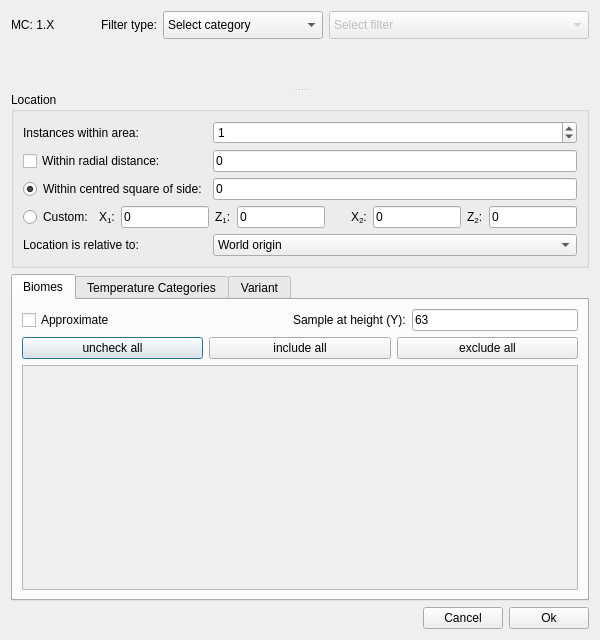
Qt form src/filterdialog.ui (Cubitect/cubiomes-viewer) before a commit.
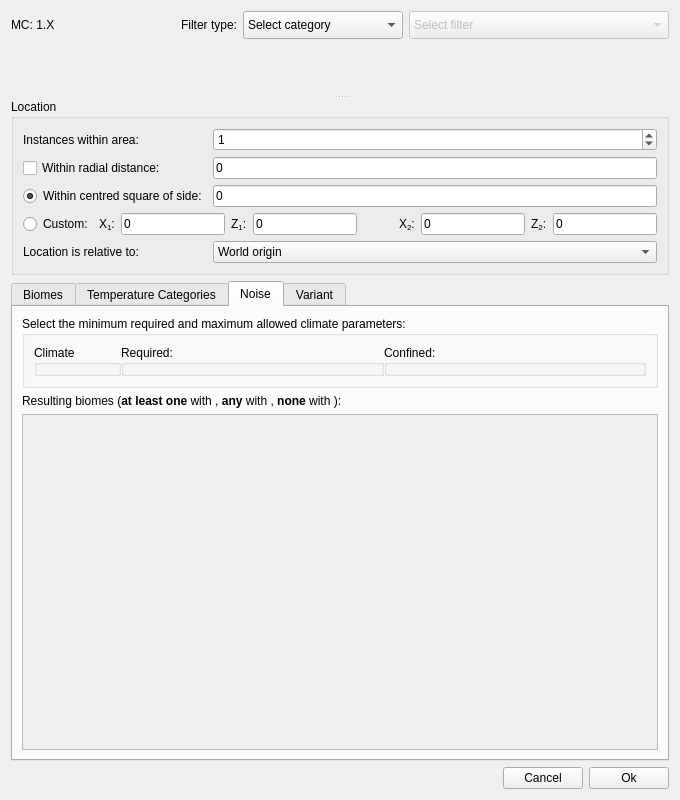
The same form after that commit. The open tabs and pages were chosen to show the change. Icons and pictures are not drawn. Custom widgets are drawn as their Qt base class.

Commit message: Added climate noise filter 1) added climate noise filter    (this should have the potential for much faster biome searches for 1.18) 2) fixed incorrect center for biome conditions on first search pass 3) fixed some saving/loading issues

Diff of the .ui file:
```diff
--- a/src/filterdialog.ui
+++ b/src/filterdialog.ui
@@ -6,8 +6,8 @@
    <rect>
     <x>0</x>
     <y>0</y>
-    <width>600</width>
-    <height>640</height>
+    <width>680</width>
+    <height>800</height>
    </rect>
   </property>
   <property name="windowTitle">
@@ -393,8 +393,8 @@
                <rect>
                 <x>0</x>
                 <y>0</y>
-                <width>560</width>
-                <height>208</height>
+                <width>640</width>
+                <height>362</height>
                </rect>
               </property>
               <layout class="QVBoxLayout" name="verticalLayout_2">
@@ -478,6 +478,147 @@
            </item>
           </layout>
          </widget>
+         <widget class="QWidget" name="tabNoise">
+          <attribute name="title">
+           <string>Noise</string>
+          </attribute>
+          <layout class="QGridLayout" name="gridLayout_8">
+           <item row="1" column="0">
+            <widget class="QLabel" name="label_10">
+             <property name="text">
+              <string>&lt;html&gt;&lt;head/&gt;&lt;body&gt;&lt;p&gt;Resulting biomes (&lt;span style=&quot; font-weight:600;&quot;&gt;at least one&lt;/span&gt; with &lt;img src=&quot;:/icons/check1.png&quot;/&gt;, &lt;span style=&quot; font-weight:600;&quot;&gt;any&lt;/span&gt; with &lt;img src=&quot;:/icons/check0.png&quot;/&gt;, &lt;span style=&quot; font-weight:600;&quot;&gt;none&lt;/span&gt; with &lt;img src=&quot;:/icons/check2.png&quot;/&gt;):&lt;/p&gt;&lt;/body&gt;&lt;/html&gt;</string>
+             </property>
+            </widget>
+           </item>
+           <item row="0" column="0">
+            <widget class="QGroupBox" name="groupBox">
+             <property name="title">
+              <string>Select the minimum required and maximum allowed climate parameters:</string>
+             </property>
+             <layout class="QGridLayout" name="gridLayout_6">
+              <property name="spacing">
+               <number>0</number>
+              </property>
+              <item row="0" column="1" colspan="3">
+               <widget class="QGroupBox" name="groupBox_2">
+                <property name="toolTip">
+                 <string>&lt;html&gt;&lt;head/&gt;&lt;body&gt;&lt;p&gt;The climate has to enter the required range&lt;/p&gt;&lt;p&gt;With the &lt;span style=&quot; font-style:italic;&quot;&gt;complete&lt;/span&gt; modifier, the entire range must be covered&lt;/p&gt;&lt;/body&gt;&lt;/html&gt;</string>
+                </property>
+                <property name="title">
+                 <string>Required:</string>
+                </property>
+                <layout class="QGridLayout" name="gridLayout_11">
+                 <property name="leftMargin">
+                  <number>0</number>
+                 </property>
+                 <property name="topMargin">
+                  <number>8</number>
+                 </property>
+                 <property name="rightMargin">
+                  <number>0</number>
+                 </property>
+                 <property name="bottomMargin">
+                  <number>0</number>
+                 </property>
+                 <item row="0" column="0">
+                  <layout class="QGridLayout" name="gridNoiseRequired">
+                   <property name="spacing">
+                    <number>0</number>
+                   </property>
+                  </layout>
+                 </item>
+                </layout>
+               </widget>
+              </item>
+              <item row="0" column="0">
+               <widget class="QGroupBox" name="groupBox_4">
+                <property name="title">
+                 <string>Climate</string>
+                </property>
+                <layout class="QGridLayout" name="gridLayout_14">
+                 <property name="leftMargin">
+                  <number>0</number>
+                 </property>
+                 <property name="topMargin">
+                  <number>8</number>
+                 </property>
+                 <property name="rightMargin">
+                  <number>0</number>
+                 </property>
+                 <property name="bottomMargin">
+                  <number>0</number>
+                 </property>
+                 <item row="0" column="0">
+                  <layout class="QGridLayout" name="gridNoiseName">
+                   <property name="spacing">
+                    <number>0</number>
+                   </property>
+                  </layout>
+                 </item>
+                </layout>
+               </widget>
+              </item>
+              <item row="0" column="4" colspan="3">
+               <widget class="QGroupBox" name="groupBox_3">
+                <property name="toolTip">
+                 <string>&lt;html&gt;&lt;head/&gt;&lt;body&gt;&lt;p&gt;The climate must remain inside the confinement range&lt;/p&gt;&lt;/body&gt;&lt;/html&gt;</string>
+                </property>
+                <property name="title">
+                 <string>Confined:</string>
+                </property>
+                <layout class="QGridLayout" name="gridLayout_12">
+                 <property name="leftMargin">
+                  <number>0</number>
+                 </property>
+                 <property name="topMargin">
+                  <number>8</number>
+                 </property>
+                 <property name="rightMargin">
+                  <number>0</number>
+                 </property>
+                 <property name="bottomMargin">
+                  <number>0</number>
+                 </property>
+                 <item row="1" column="0">
+                  <layout class="QGridLayout" name="gridNoiseAllowed">
+                   <property name="spacing">
+                    <number>0</number>
+                   </property>
+                  </layout>
+                 </item>
+                </layout>
+               </widget>
+              </item>
+             </layout>
+            </widget>
+           </item>
+           <item row="2" column="0">
+            <widget class="QScrollArea" name="scrollAreaNoise">
+             <property name="widgetResizable">
+              <bool>true</bool>
+             </property>
+             <widget class="QWidget" name="scrollNoiseBiomes">
+              <property name="geometry">
+               <rect>
+                <x>0</x>
+                <y>0</y>
+                <width>640</width>
+                <height>316</height>
+               </rect>
+              </property>
+              <layout class="QVBoxLayout" name="verticalLayout_5">
+               <property name="sizeConstraint">
+                <enum>QLayout::SetMinAndMaxSize</enum>
+               </property>
+               <item>
+                <layout class="QGridLayout" name="gridNoiseBiomes"/>
+               </item>
+              </layout>
+             </widget>
+            </widget>
+           </item>
+          </layout>
+         </widget>
          <widget class="QWidget" name="tabVariants">
           <attribute name="title">
            <string>Variant</string>
```
Left out of the diff: 4 changed lines with no effect on the pictures. The commit also changes 15 other files.
